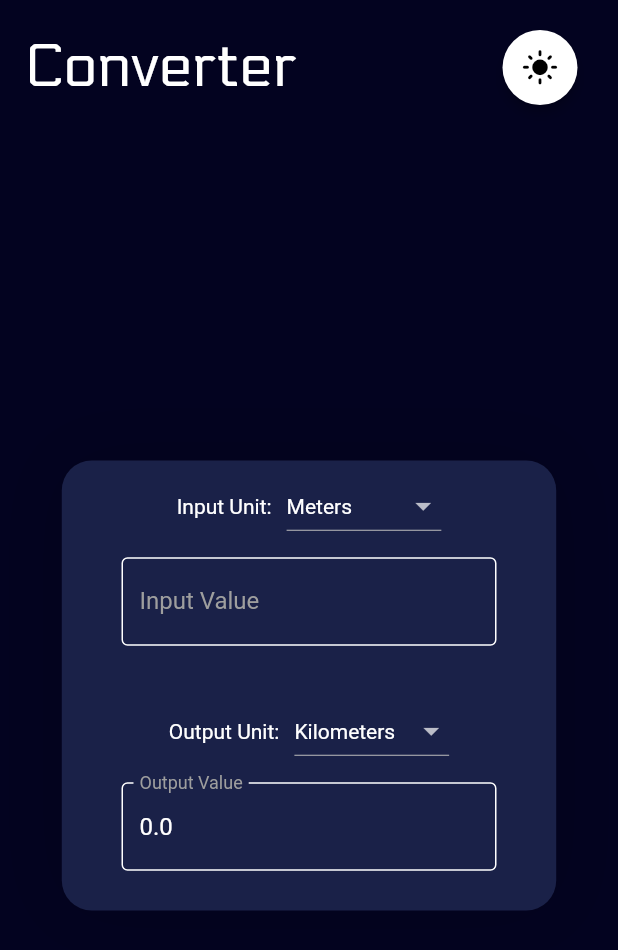
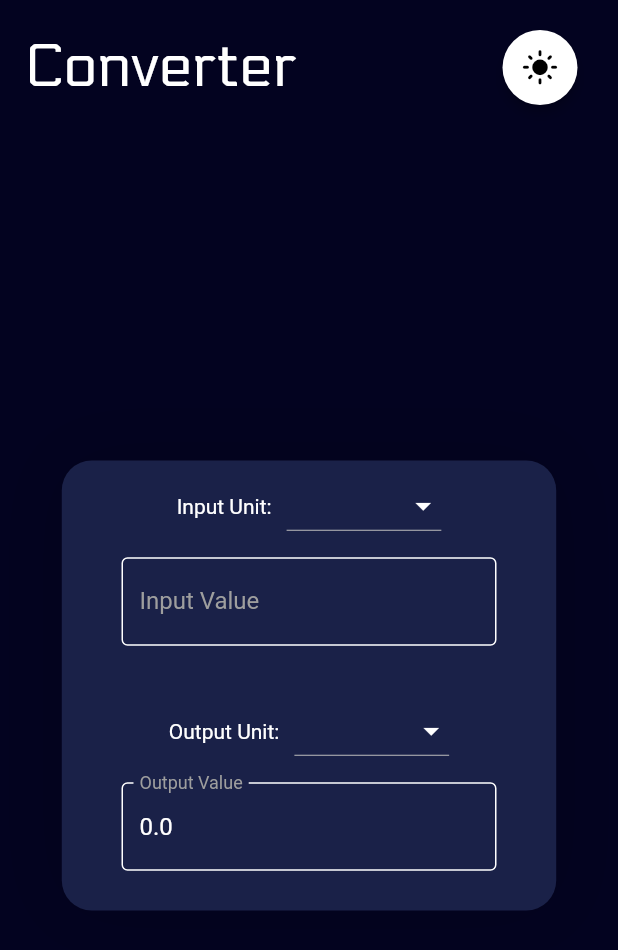
Before and after one commit to substro/CSCI-10-project1, a Flutter app: the screen it shows after launch, after a tap on the "dark mode" icon, on a phone screen of 412 x 824 dp. Shown: the top 950 px of the screen. Run offline on Flutter 3.47's test engine with Material 2 defaults, Android fonts, the light colour scheme and no system bars; our stand-ins replace gap, hexcolor.

Commit message:
fixed the colors

```diff
--- a/lib/components/converter_section.dart
+++ b/lib/components/converter_section.dart
@@ -12,8 +12,8 @@ class UnitConverterBody extends StatefulWidget {
 }
 
 class _UnitConverterBodyState extends State<UnitConverterBody> {
-  String inputUnit = 'meters';
-  String outputUnit = 'kilometers';
+  String inputUnit = 'Meters';
+  String outputUnit = 'Kilometers';
   double inputValue = 0;
   double outputValue = 0;
 
--- a/lib/components/input_section.dart
+++ b/lib/components/input_section.dart
@@ -36,11 +36,14 @@ class InputSection extends StatelessWidget {
             ),
             const Gap(10),
             DropdownButton<String>(
+              //!dropdown icon color
+              iconEnabledColor: themeProvider.white,
               //!dropdown text color
               style: TextStyle(color: themeProvider.white),
               //!dropdown bg color
               dropdownColor: themeProvider.darkSecondaryColor,
               value: inputUnit,
+              //TODO:move these items to a separate file and map them
               items: const [
                 DropdownMenuItem<String>(
                   value: 'meters',
--- a/lib/components/output_section.dart
+++ b/lib/components/output_section.dart
@@ -37,7 +37,10 @@ class OutputSection extends StatelessWidget {
               style: TextStyle(color: themeProvider.white),
             ),
             const Gap(10),
+            //TODO:move these items to a separate file and map them
             DropdownButton<String>(
+                //!dropdown icon color
+                iconEnabledColor: themeProvider.white,
                 //!dropdown text color
                 style: TextStyle(color: themeProvider.white),
                 //!dropdown bg color
--- a/lib/theme/theme_provider.dart
+++ b/lib/theme/theme_provider.dart
@@ -59,7 +59,6 @@ class ThemeProvider extends ChangeNotifier {
               secondary: darkSecondaryColor,
             )
             .copyWith(secondary: accentColor),
-        cardColor: darkSecondaryColor,
         appBarTheme: AppBarTheme(
             iconTheme: IconThemeData(color: darkPrimaryColor, size: 25),
             toolbarHeight: 90.0,
```
